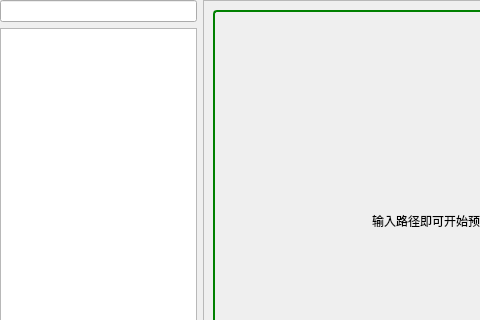
The window that src/view/imageview.ui (zinface/z-tools) describes before a commit, drawn with Qt 5; both pictures show x 0 to 480 and y 0 to 320 of the 661 by 441 pixel window.
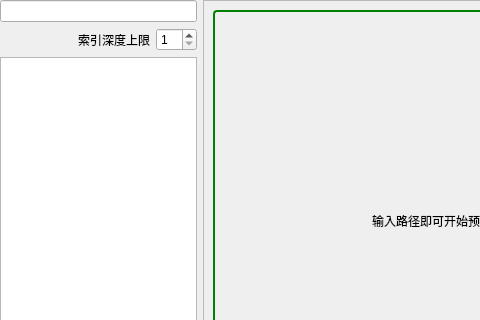
The same window after the commit.

Commit message: feat: 加入索引项深度控制

The edit to the form file:
```diff
--- a/src/view/imageview.ui
+++ b/src/view/imageview.ui
@@ -13,7 +13,7 @@
   <property name="windowTitle">
    <string>Form</string>
   </property>
-  <layout class="QHBoxLayout" name="horizontalLayout" stretch="3,7">
+  <layout class="QHBoxLayout" name="horizontalLayout_2" stretch="3,7">
    <property name="leftMargin">
     <number>0</number>
    </property>
@@ -31,6 +31,43 @@
      <item>
       <widget class="QLineEdit" name="e_dirpath"/>
      </item>
+     <item>
+      <layout class="QHBoxLayout" name="horizontalLayout">
+       <item>
+        <spacer name="horizontalSpacer">
+         <property name="orientation">
+          <enum>Qt::Horizontal</enum>
+         </property>
+         <property name="sizeHint" stdset="0">
+          <size>
+           <width>40</width>
+           <height>20</height>
+          </size>
+         </property>
+        </spacer>
+       </item>
+       <item>
+        <widget class="QLabel" name="label_2">
+         <property name="text">
+          <string>索引深度上限</string>
+         </property>
+        </widget>
+       </item>
+       <item>
+        <widget class="QSpinBox" name="sp_maxdepth">
+         <property name="minimum">
+          <number>1</number>
+         </property>
+         <property name="maximum">
+          <number>20</number>
+         </property>
+         <property name="value">
+          <number>1</number>
+         </property>
+        </widget>
+       </item>
+      </layout>
+     </item>
      <item>
       <widget class="QListWidget" name="listWidget"/>
      </item>
```
The commit also changes 2 other files.
